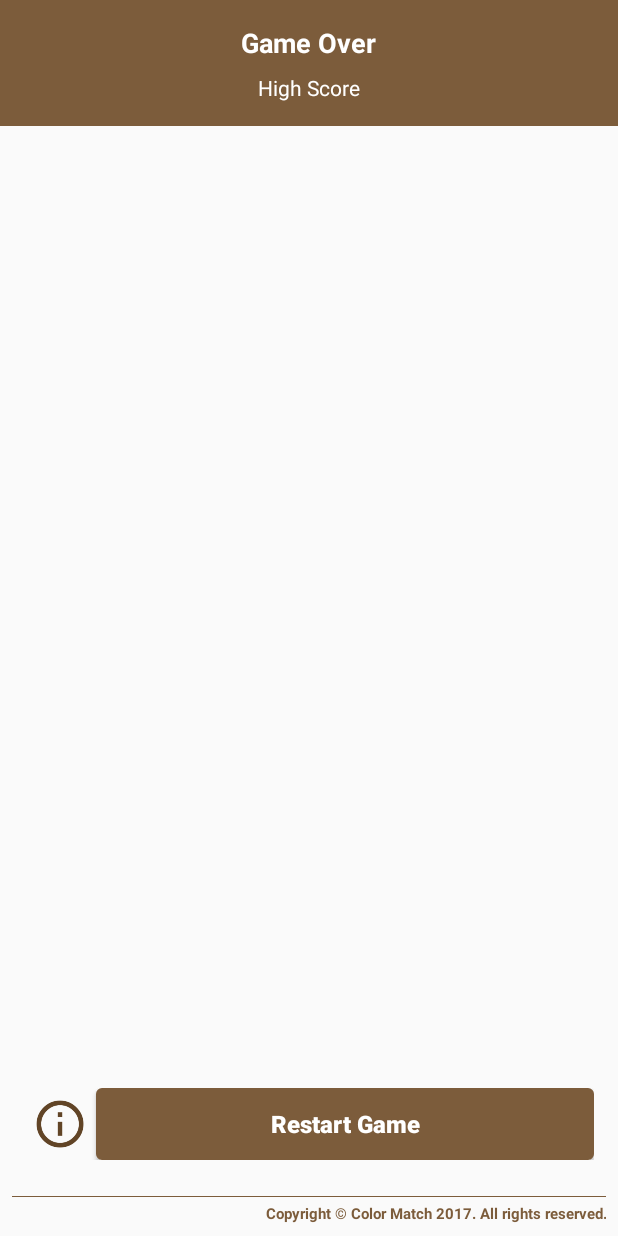
After one commit to gokulnathperiasamy/ColorMatch, an Android app: the HighScoreActivity screen opened directly, with no data from a screen before it, on a phone screen of 412 x 824 dp. The commit adds this screen. Run offline under Robolectric (Android 15) with nearby library versions, the phone set to English and light mode, and no system bars; our stand-ins replace ButterKnife.

Commit message:
High Score Activity UI skeleton.

```diff
--- a/app/src/main/AndroidManifest.xml
+++ b/app/src/main/AndroidManifest.xml
@@ -23,9 +23,11 @@
                 <category android:name="android.intent.category.LAUNCHER" />
             </intent-filter>
         </activity>
-
         <activity
             android:name=".activity.GameActivity"
+            android:screenOrientation="portrait" />
+        <activity
+            android:name=".activity.HighScoreActivity"
             android:screenOrientation="portrait" />
     </application>
 
--- a/app/src/main/java/com/kpgn/colormatch/activity/GameActivity.java
+++ b/app/src/main/java/com/kpgn/colormatch/activity/GameActivity.java
@@ -1,5 +1,6 @@
 package com.kpgn.colormatch.activity;
 
+import android.content.Intent;
 import android.os.Bundle;
 import android.os.CountDownTimer;
 import android.os.Handler;
@@ -66,7 +67,8 @@ public class GameActivity extends BaseActivity {
     }
 
     private void gameOver() {
-
+        startActivity(new Intent(this, HighScoreActivity.class));
+        finish();
     }
 
     @SuppressWarnings("unused")
--- /dev/null
+++ b/app/src/main/java/com/kpgn/colormatch/activity/HighScoreActivity.java
@@ -0,0 +1,46 @@
+package com.kpgn.colormatch.activity;
+
+import android.content.Intent;
+import android.support.v7.app.AppCompatActivity;
+import android.os.Bundle;
+import android.view.View;
+
+import com.kpgn.colormatch.R;
+import com.kpgn.colormatch.utility.DialogUtil;
+
+import butterknife.ButterKnife;
+import butterknife.OnClick;
+
+public class HighScoreActivity extends AppCompatActivity {
+
+    @Override
+    protected void onCreate(Bundle savedInstanceState) {
+        super.onCreate(savedInstanceState);
+        setContentView(R.layout.activity_high_score);
+    }
+
+    @Override
+    protected void onResume() {
+        super.onResume();
+
+        ButterKnife.bind(this);
+        setupView();
+    }
+
+    private void setupView() {
+
+    }
+
+    @SuppressWarnings("unused")
+    @OnClick(R.id.cta_restart_game)
+    public void restartGame(View view) {
+        startActivity(new Intent(this, GameActivity.class));
+        finish();
+    }
+
+    @SuppressWarnings("unused")
+    @OnClick(R.id.cta_info)
+    public void showInfoDialog(View view) {
+        DialogUtil.showAboutMessage(this);
+    }
+}
--- /dev/null
+++ b/app/src/main/res/layout/activity_high_score.xml
@@ -0,0 +1,86 @@
+<?xml version="1.0" encoding="utf-8"?>
+<RelativeLayout xmlns:android="http://schemas.android.com/apk/res/android"
+    xmlns:tools="http://schemas.android.com/tools"
+    android:layout_width="match_parent"
+    android:layout_height="match_parent"
+    tools:context=".activity.HighScoreActivity">
+
+    <LinearLayout
+        android:id="@+id/title_container"
+        android:layout_width="match_parent"
+        android:layout_height="wrap_content"
+        android:background="@color/colorPrimary"
+        android:gravity="center"
+        android:orientation="vertical"
+        android:padding="16dp">
+
+        <TextView
+            android:layout_width="wrap_content"
+            android:layout_height="wrap_content"
+            android:text="@string/game_over"
+            android:textColor="@android:color/white"
+            android:textSize="18sp"
+            android:textStyle="bold" />
+
+        <View
+            android:layout_width="wrap_content"
+            android:layout_height="8dp" />
+
+        <TextView
+            android:layout_width="wrap_content"
+            android:layout_height="wrap_content"
+            android:text="@string/high_score"
+            android:textColor="@android:color/white"
+            android:textSize="14sp"
+            android:textStyle="normal" />
+
+    </LinearLayout>
+
+    <LinearLayout
+        android:id="@+id/high_score_container"
+        android:layout_width="match_parent"
+        android:layout_height="wrap_content"
+        android:layout_below="@id/title_container"
+        android:orientation="horizontal"
+        android:padding="16dp"
+        android:weightSum="100">
+
+
+
+
+    </LinearLayout>
+
+    <LinearLayout
+        android:layout_width="match_parent"
+        android:layout_height="wrap_content"
+        android:layout_above="@+id/view_copyright"
+        android:layout_margin="16dp"
+        android:orientation="horizontal">
+
+        <ImageView
+            android:id="@+id/cta_info"
+            android:layout_width="48dp"
+            android:layout_height="48dp"
+            android:layout_gravity="center"
+            android:contentDescription="@string/app_name"
+            android:padding="8dp"
+            android:src="@drawable/ic_info" />
+
+        <Button
+            android:id="@+id/cta_restart_game"
+            android:layout_width="match_parent"
+            android:layout_height="48dp"
+            android:layout_gravity="center"
+            android:background="@drawable/start_button_color"
+            android:padding="8dp"
+            android:text="@string/cta_restart_game"
+            android:textAllCaps="false"
+            android:textColor="@android:color/white"
+            android:textSize="16sp"
+            android:textStyle="bold" />
+
+    </LinearLayout>
+
+    <include layout="@layout/view_copyright" />
+
+</RelativeLayout>
--- a/app/src/main/res/values/strings.xml
+++ b/app/src/main/res/values/strings.xml
@@ -8,10 +8,13 @@
     <string name="time_text">Time: </string>
     <string name="formatted_time">0:%1s</string>
     <string name="score_text">Score: </string>
+    <string name="game_over">Game Over</string>
+    <string name="high_score">High Score</string>
 
     <string name="cta_yes">Yes</string>
     <string name="cta_no">No</string>
     <string name="cta_play_game">Play Game</string>
+    <string name="cta_restart_game">Restart Game</string>
     <string name="cta_rate_us">Rate Us</string>
     <string name="cta_share">Share</string>
 
```
Also changed, not shown: 1 other file.
